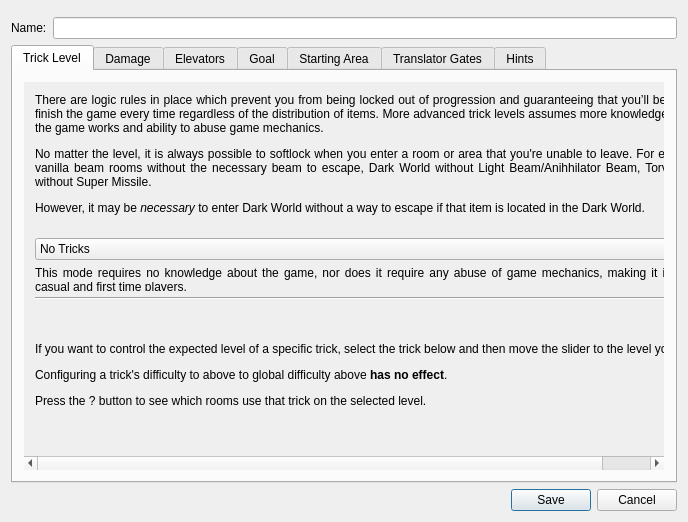
Before: the Qt Designer form randovania/gui/ui_files/logic_settings_window.ui in randovania/randovania, drawn with Qt 5.
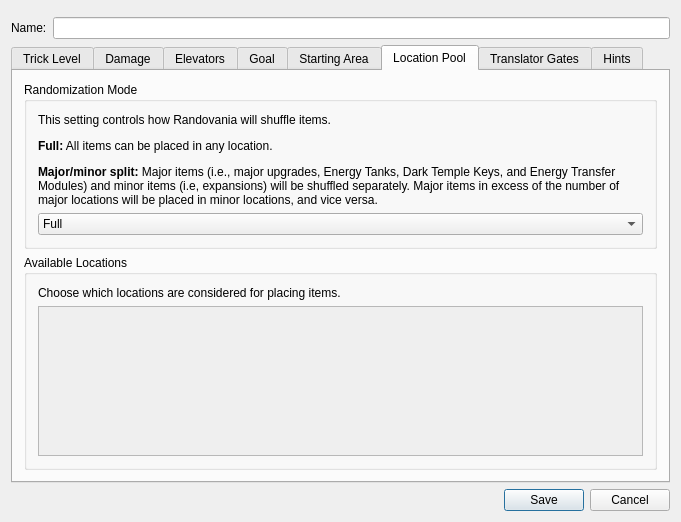
After: the same form once the commit is applied. The open tabs and pages were chosen to show the change.

Commit message: Add ui for configuring exclusion list

```diff
--- a/randovania/gui/ui_files/logic_settings_window.ui
+++ b/randovania/gui/ui_files/logic_settings_window.ui
@@ -6,7 +6,7 @@
    <rect>
     <x>0</x>
     <y>0</y>
-    <width>688</width>
+    <width>681</width>
     <height>514</height>
    </rect>
   </property>
@@ -57,7 +57,7 @@
            <rect>
             <x>0</x>
             <y>0</y>
-            <width>658</width>
+            <width>651</width>
             <height>404</height>
            </rect>
           </property>
@@ -513,6 +513,80 @@
        </item>
       </layout>
      </widget>
+     <widget class="QWidget" name="location_pool_tab">
+      <attribute name="title">
+       <string>Location Pool</string>
+      </attribute>
+      <layout class="QVBoxLayout" name="verticalLayout_4">
+       <item>
+        <widget class="QGroupBox" name="randomization_mode_group">
+         <property name="title">
+          <string>Randomization Mode</string>
+         </property>
+         <layout class="QVBoxLayout" name="verticalLayout_2">
+          <item>
+           <widget class="QLabel" name="randomization_mode_label">
+            <property name="text">
+             <string>&lt;html&gt;&lt;head/&gt;&lt;body&gt;&lt;p&gt;This setting controls how Randovania will shuffle items.&lt;/p&gt;&lt;p&gt;&lt;span style=&quot; font-weight:600;&quot;&gt;Full:&lt;/span&gt; All items can be placed in any location.&lt;/p&gt;&lt;p&gt;&lt;span style=&quot; font-weight:600;&quot;&gt;Major/minor split:&lt;/span&gt; Major items (i.e., major upgrades, Energy Tanks, Dark Temple Keys, and Energy Transfer Modules) and minor items (i.e, expansions) will be shuffled separately. Major items in excess of the number of major locations will be placed in minor locations, and vice versa.&lt;/p&gt;&lt;/body&gt;&lt;/html&gt;</string>
+            </property>
+            <property name="wordWrap">
+             <bool>true</bool>
+            </property>
+           </widget>
+          </item>
+          <item>
+           <widget class="QComboBox" name="randomization_mode_combo">
+            <item>
+             <property name="text">
+              <string>Full</string>
+             </property>
+            </item>
+            <item>
+             <property name="text">
+              <string>Major/minor split</string>
+             </property>
+            </item>
+           </widget>
+          </item>
+         </layout>
+        </widget>
+       </item>
+       <item>
+        <widget class="QGroupBox" name="excluded_locations_group">
+         <property name="title">
+          <string>Available Locations</string>
+         </property>
+         <layout class="QVBoxLayout" name="verticalLayout_5">
+          <item>
+           <widget class="QLabel" name="excluded_locations_label">
+            <property name="text">
+             <string>&lt;html&gt;&lt;head/&gt;&lt;body&gt;&lt;p&gt;Choose which locations are considered for placing items.&lt;/p&gt;&lt;/body&gt;&lt;/html&gt;</string>
+            </property>
+           </widget>
+          </item>
+          <item>
+           <widget class="QScrollArea" name="excluded_locations_area">
+            <property name="widgetResizable">
+             <bool>true</bool>
+            </property>
+            <widget class="QWidget" name="excluded_locations_area_contents">
+             <property name="geometry">
+              <rect>
+               <x>0</x>
+               <y>0</y>
+               <width>635</width>
+               <height>249</height>
+              </rect>
+             </property>
+             <layout class="QVBoxLayout" name="excluded_locations_area_layout"/>
+            </widget>
+           </widget>
+          </item>
+         </layout>
+        </widget>
+       </item>
+      </layout>
+     </widget>
      <widget class="QWidget" name="translators_tab">
       <attribute name="title">
        <string>Translator Gates</string>
```
Left out of the diff: 4 changed lines with no effect on the pictures. The commit also changes 6 other files.
